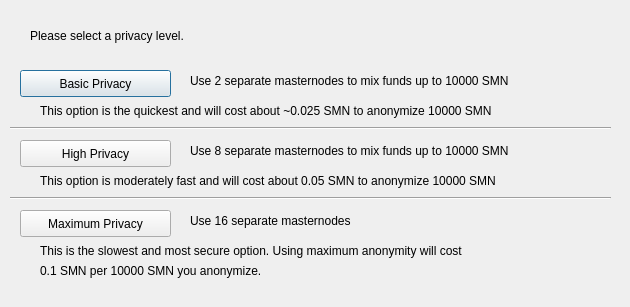
MCLXI/TSC, file src/qt/forms/obfuscationconfig.ui: the form before one commit.
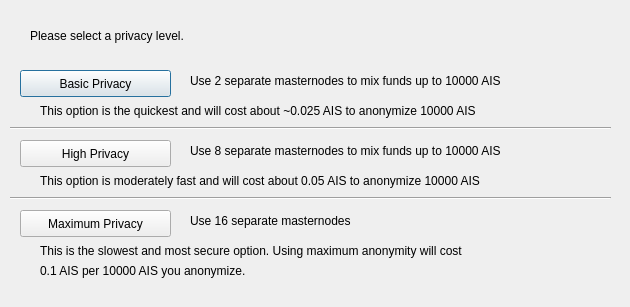
The form after the commit.

What changed in the file:
```diff
--- a/src/qt/forms/obfuscationconfig.ui
+++ b/src/qt/forms/obfuscationconfig.ui
@@ -75,7 +75,7 @@
     </rect>
    </property>
    <property name="text">
-    <string>Use 2 separate masternodes to mix funds up to 10000 SMN</string>
+    <string>Use 2 separate masternodes to mix funds up to 10000 AIS</string>
    </property>
   </widget>
   <widget class="QLabel" name="label_3">
@@ -88,7 +88,7 @@
     </rect>
    </property>
    <property name="text">
-    <string>Use 8 separate masternodes to mix funds up to 10000 SMN</string>
+    <string>Use 8 separate masternodes to mix funds up to 10000 AIS</string>
    </property>
   </widget>
   <widget class="QLabel" name="label_4">
@@ -114,7 +114,7 @@
     </rect>
    </property>
    <property name="text">
-    <string>This option is the quickest and will cost about ~0.025 SMN to anonymize 10000 SMN</string>
+    <string>This option is the quickest and will cost about ~0.025 AIS to anonymize 10000 AIS</string>
    </property>
   </widget>
   <widget class="QLabel" name="label_7">
@@ -127,7 +127,7 @@
     </rect>
    </property>
    <property name="text">
-    <string>This option is moderately fast and will cost about 0.05 SMN to anonymize 10000 SMN</string>
+    <string>This option is moderately fast and will cost about 0.05 AIS to anonymize 10000 AIS</string>
    </property>
   </widget>
   <widget class="QLabel" name="label_8">
@@ -153,7 +153,7 @@
     </rect>
    </property>
    <property name="text">
-    <string>0.1 SMN per 10000 SMN you anonymize.</string>
+    <string>0.1 AIS per 10000 AIS you anonymize.</string>
    </property>
   </widget>
   <widget class="Line" name="line">
```
